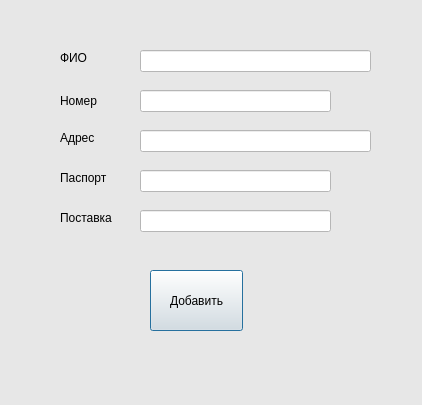
Above: add_post.ui from JolyRed/product-control before the change. Below: the same form after it.
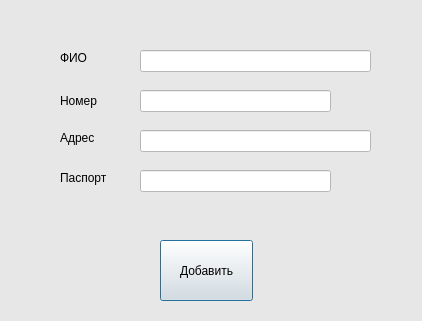
That is the form after the change.

```diff
--- a/add_post.ui
+++ b/add_post.ui
@@ -7,13 +7,13 @@
     <x>0</x>
     <y>0</y>
     <width>422</width>
-    <height>405</height>
+    <height>321</height>
    </rect>
   </property>
   <property name="minimumSize">
    <size>
     <width>422</width>
-    <height>405</height>
+    <height>300</height>
    </size>
   </property>
   <property name="maximumSize">
@@ -133,37 +133,11 @@
     <string notr="true">background-color: rgb(255, 255, 255);</string>
    </property>
   </widget>
-  <widget class="QLabel" name="label_6">
-   <property name="geometry">
-    <rect>
-     <x>60</x>
-     <y>210</y>
-     <width>55</width>
-     <height>16</height>
-    </rect>
-   </property>
-   <property name="text">
-    <string>Поставка</string>
-   </property>
-  </widget>
-  <widget class="QLineEdit" name="line_add_product">
-   <property name="geometry">
-    <rect>
-     <x>140</x>
-     <y>210</y>
-     <width>191</width>
-     <height>22</height>
-    </rect>
-   </property>
-   <property name="styleSheet">
-    <string notr="true">background-color: rgb(255, 255, 255);</string>
-   </property>
-  </widget>
   <widget class="QPushButton" name="pushButton">
    <property name="geometry">
     <rect>
-     <x>150</x>
-     <y>270</y>
+     <x>160</x>
+     <y>240</y>
      <width>93</width>
      <height>61</height>
     </rect>
```
